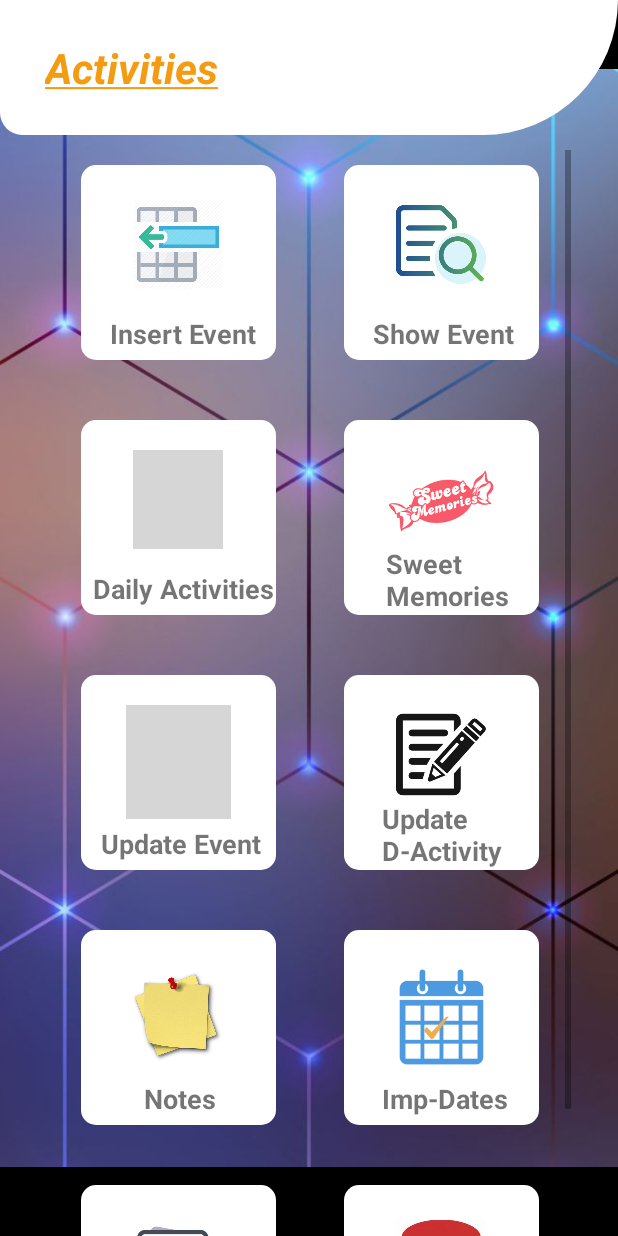
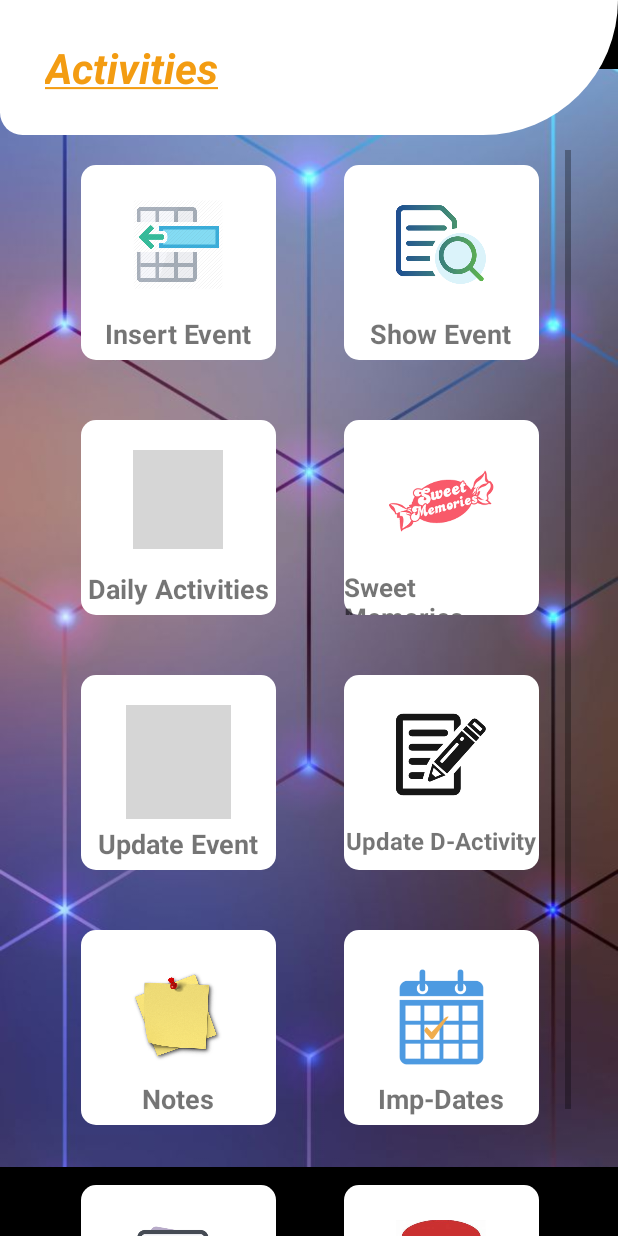
Before and after one commit to Suyog47/CRM-Android-Project, an Android app: the MenuData screen opened directly, with no data from a screen before it, on a phone screen of 412 x 824 dp. Run offline under Robolectric (Android 15) with nearby library versions, the phone set to English and light mode, and no system bars; grey boxes are pictures that could not be loaded.

Commit message:
done with some finishing work

```diff
--- a/app/src/main/java/com/example/demoapp/Login.java
+++ b/app/src/main/java/com/example/demoapp/Login.java
@@ -131,7 +131,7 @@ public class Login extends Activity {
         String hint2 = "Second Hint:- 0b1100100 | 01010010 | 0b1111101000 | 0b100 | 0b111";
         new AlertDialog.Builder(this)
                 .setTitle("Decode this to get Hint")
-                .setMessage(hint1+"\n"+hint2)
+                .setMessage(hint1+"\n\n"+hint2)
                 .show();
     }
 
--- a/app/src/main/res/layout/activity_backup_restore.xml
+++ b/app/src/main/res/layout/activity_backup_restore.xml
@@ -43,6 +43,7 @@
             android:layout_marginTop="25dp"
             android:text="@string/backup_text"
             android:textStyle="bold"
+            android:layout_centerVertical="true"
             android:textSize="22sp"/>
 
         <ImageView
@@ -71,6 +72,7 @@
             android:layout_marginStart="100dp"
             android:layout_marginTop="25dp"
             android:text="@string/restore_text"
+            android:layout_centerVertical="true"
             android:textStyle="bold"
             android:textSize="22sp"/>
 
@@ -88,7 +90,7 @@
     android:text="===================="
     android:textColor="@android:color/white"
     android:textSize="30sp"
-    android:layout_marginTop="325sp"
+    android:layout_marginTop="329sp"
     android:layout_centerHorizontal="true"/>
 
     <RelativeLayout
@@ -107,6 +109,7 @@
             android:layout_marginStart="35dp"
             android:layout_marginTop="23dp"
             android:text="@string/upload_text"
+            android:layout_centerVertical="true"
             android:textStyle="bold"
             android:textSize="22sp"/>
 
@@ -135,6 +138,7 @@
             android:layout_marginStart="110dp"
             android:layout_marginTop="20dp"
             android:text="@string/download_text"
+            android:layout_centerVertical="true"
             android:textStyle="bold"
             android:textSize="22sp"/>
 
--- a/app/src/main/res/layout/activity_menu_data.xml
+++ b/app/src/main/res/layout/activity_menu_data.xml
@@ -66,9 +66,9 @@
 
             <TextView
                 android:id="@+id/text2"
-                android:layout_width="98dp"
-                android:layout_height="30dp"
-                android:layout_marginStart="19dp"
+                android:layout_width="wrap_content"
+                android:layout_height="wrap_content"
+                android:layout_centerHorizontal="true"
                 android:layout_marginTop="100dp"
                 android:text="@string/menu_insert_log_text"
                 android:textStyle="bold"
@@ -101,9 +101,9 @@
 
             <TextView
                 android:id="@+id/text1"
-                android:layout_width="98dp"
-                android:layout_height="30dp"
-                android:layout_marginStart="19dp"
+                android:layout_width="wrap_content"
+                android:layout_height="wrap_content"
+                android:layout_centerHorizontal="true"
                 android:layout_marginTop="100dp"
                 android:text="@string/menu_show_log_text"
                 android:textStyle="bold"
@@ -136,9 +136,9 @@
 
             <TextView
                 android:id="@+id/text3"
-                android:layout_width="124dp"
-                android:layout_height="30dp"
-                android:layout_marginStart="8dp"
+                android:layout_width="wrap_content"
+                android:layout_height="wrap_content"
+                android:layout_centerHorizontal="true"
                 android:layout_marginTop="100dp"
                 android:text="@string/menu_daily_activity_text"
                 android:textStyle="bold"
@@ -172,13 +172,13 @@
 
             <TextView
                 android:id="@+id/text4"
-                android:layout_width="83dp"
-                android:layout_height="50dp"
-                android:layout_marginStart="28dp"
-                android:layout_marginTop="83dp"
+                android:layout_width="wrap_content"
+                android:layout_height="wrap_content"
+                android:layout_centerHorizontal="true"
+                android:layout_marginTop="99dp"
                 android:text="@string/menu_sweet_memories_text"
                 android:textStyle="bold"
-                android:textSize="18sp"
+                android:textSize="17sp"
                 android:onClick="sweetMemories"
                 />
         </RelativeLayout>
@@ -207,9 +207,9 @@
 
             <TextView
                 android:id="@+id/text5"
-                android:layout_width="110dp"
-                android:layout_height="30dp"
-                android:layout_marginStart="13dp"
+                android:layout_width="wrap_content"
+                android:layout_height="wrap_content"
+                android:layout_centerHorizontal="true"
                 android:layout_marginTop="100dp"
                 android:text="@string/menu_update_log_text"
                 android:textStyle="bold"
@@ -243,13 +243,13 @@
 
             <TextView
                 android:id="@+id/text6"
-                android:layout_width="83dp"
-                android:layout_height="50dp"
-                android:layout_marginStart="25dp"
-                android:layout_marginTop="83dp"
+                android:layout_width="wrap_content"
+                android:layout_height="wrap_content"
+                android:layout_centerHorizontal="true"
+                android:layout_marginTop="99dp"
                 android:text="@string/menu_update_dactivity_text"
                 android:textStyle="bold"
-                android:textSize="18sp"
+                android:textSize="16sp"
                 android:onClick="updateDailyActivity"
                 />
         </RelativeLayout>
@@ -279,9 +279,9 @@
 
             <TextView
                 android:id="@+id/text7"
-                android:layout_width="52dp"
-                android:layout_height="50dp"
-                android:layout_marginStart="42dp"
+                android:layout_width="wrap_content"
+                android:layout_height="wrap_content"
+                android:layout_centerHorizontal="true"
                 android:layout_marginTop="100dp"
                 android:text="@string/menu_notes_text"
                 android:textStyle="bold"
@@ -315,9 +315,9 @@
 
             <TextView
                 android:id="@+id/text8"
-                android:layout_width="88dp"
-                android:layout_height="50dp"
-                android:layout_marginStart="25dp"
+                android:layout_width="wrap_content"
+                android:layout_height="wrap_content"
+                android:layout_centerHorizontal="true"
                 android:layout_marginTop="100dp"
                 android:text="@string/menu_imp_dates_text"
                 android:textStyle="bold"
@@ -351,9 +351,9 @@
 
             <TextView
                 android:id="@+id/text9"
-                android:layout_width="155dp"
-                android:layout_height="50dp"
-                android:layout_marginStart="11dp"
+                android:layout_width="wrap_content"
+                android:layout_height="wrap_content"
+                android:layout_centerHorizontal="true"
                 android:layout_marginTop="92dp"
                 android:text="@string/menu_show_images_text"
                 android:textStyle="bold"
@@ -387,9 +387,9 @@
 
             <TextView
                 android:id="@+id/text10"
-                android:layout_width="155dp"
-                android:layout_height="50dp"
-                android:layout_marginStart="16dp"
+                android:layout_width="wrap_content"
+                android:layout_height="wrap_content"
+                android:layout_centerHorizontal="true"
                 android:layout_marginTop="92dp"
                 android:text="@string/menu_db_controls_text"
                 android:textStyle="bold"
--- a/app/src/main/res/layout/activity_settimer.xml
+++ b/app/src/main/res/layout/activity_settimer.xml
@@ -57,7 +57,7 @@
         android:textColor="@android:color/white"
         android:background="@drawable/selectbutton"
         android:onClick="setTimer"
-        android:text="@string/set_timer_header_text" />
+        android:text="@string/set_timer_btn_text" />
 
     <Switch
         android:id="@+id/timerSwitch"
--- a/app/src/main/res/layout/activity_sweet_memories.xml
+++ b/app/src/main/res/layout/activity_sweet_memories.xml
@@ -61,7 +61,7 @@
         android:textColor="@android:color/white"
         android:background="@drawable/selectbutton"
         android:onClick="watchEvent"
-        android:text=""/>
+        android:text="@string/sweetmem_watch_mem_text"/>
 
     <TextView
         android:id="@+id/subjectLabel"
--- a/app/src/main/res/values/strings.xml
+++ b/app/src/main/res/values/strings.xml
@@ -8,9 +8,9 @@
     <string name="menu_insert_log_text">Insert Event</string>
     <string name="menu_show_log_text">Show Event</string>
     <string name="menu_daily_activity_text">Daily Activities</string>
-    <string name="menu_sweet_memories_text">  Sweet Memories</string>
+    <string name="menu_sweet_memories_text">Sweet Memories</string>
     <string name="menu_update_log_text">Update Event</string>
-    <string name="menu_update_dactivity_text">  Update D-Activity</string>
+    <string name="menu_update_dactivity_text">Update D-Activity</string>
     <string name="menu_notes_text">Notes</string>
     <string name="menu_imp_dates_text">Imp-Dates</string>
     <string name="menu_show_images_text">Show Images</string>
@@ -23,7 +23,7 @@
 
     <string name="showlog_watchevent_btn_text">Watch Event</string>
 
-    <string name="sweetmem_watchmem_text">Watch Memories</string>
+    <string name="sweetmem_watch_mem_text">Watch Memories</string>
 
     <string name="updatelog_select_btn_text">Select</string>
     <string name="updatelog_update_btn_text">Update</string>
```
Also changed, not shown: app/src/main/java/com/example/demoapp/NotesClasses/Notes.java (+31 -7 lines).
